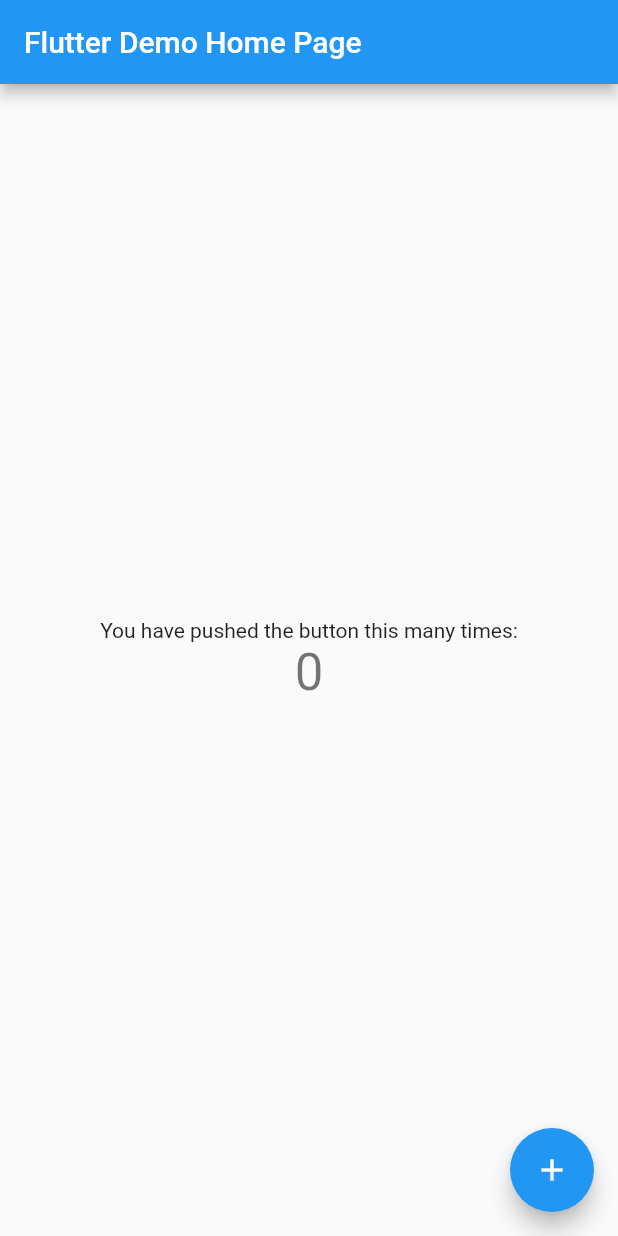
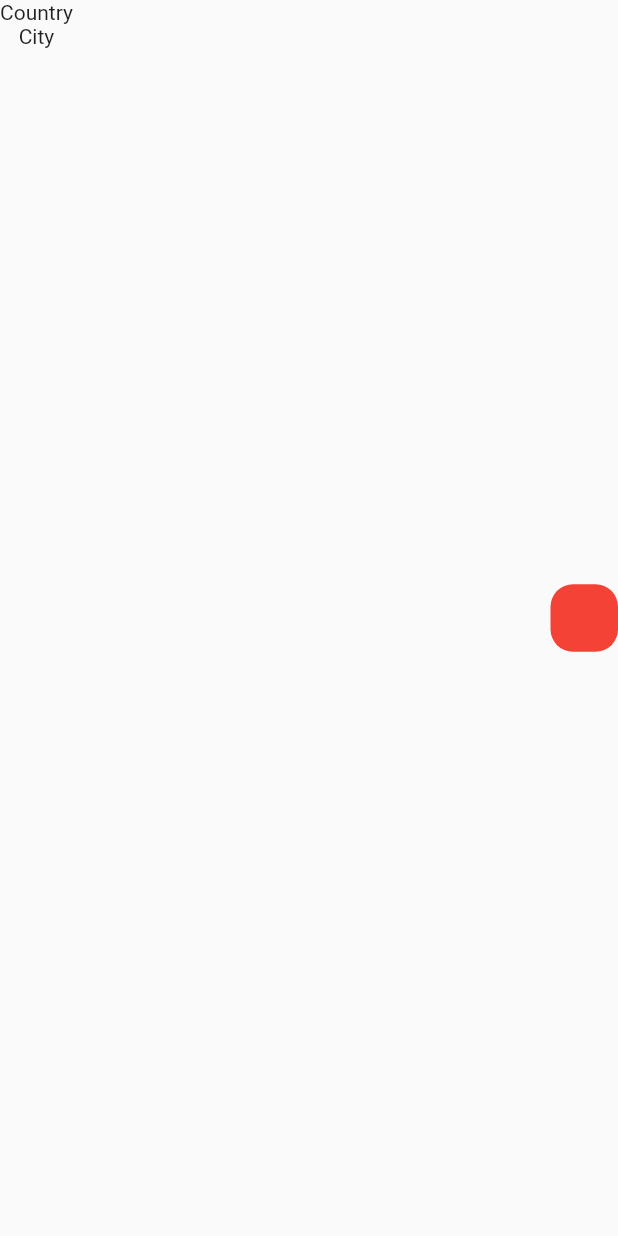
Before and after one commit to Seician/lucrare_licenta, a Flutter app: the screen it shows after launch, on a phone screen of 412 x 824 dp. Run offline on Flutter 3.47's test engine with Material 2 defaults, Android fonts, the phone set to English and light mode, and no system bars.

Commit message:
Adding main food page

```diff
--- /dev/null
+++ b/lib/home/main_food_page.dart
@@ -0,0 +1,36 @@
+import 'package:flutter/material.dart';
+
+class MainFoodPage extends StatefulWidget {
+  const MainFoodPage({super.key});
+
+  @override
+  State<MainFoodPage> createState() => _MainFoodPageState();
+}
+
+class _MainFoodPageState extends State<MainFoodPage> {
+  @override
+  Widget build(BuildContext context) {
+    return Scaffold(
+      body: Container(
+        child: Container(
+          child: Row(
+            mainAxisAlignment: MainAxisAlignment.spaceBetween,
+            children: [
+            Column(
+              children: const [
+                Text("Country"),
+                Text("City"),
+              ],
+            ),
+            Container(
+              width: 45,
+              height: 45,
+              decoration: BoxDecoration(
+                  borderRadius: BorderRadius.circular(15), color: Colors.red),
+            )
+          ]),
+        ),
+      ),
+    );
+  }
+}
--- a/lib/main.dart
+++ b/lib/main.dart
@@ -1,4 +1,5 @@
 import 'package:flutter/material.dart';
+import 'package:lucrare_licenta/home/main_food_page.dart';
 
 void main() {
   runApp(const MyApp());
@@ -11,105 +12,12 @@ class MyApp extends StatelessWidget {
   @override
   Widget build(BuildContext context) {
     return MaterialApp(
+      debugShowCheckedModeBanner: false,
       title: 'Flutter Demo',
       theme: ThemeData(
-        // This is the theme of your application.
-        //
-        // Try running your application with "flutter run". You'll see the
-        // application has a blue toolbar. Then, without quitting the app, try
-        // changing the primarySwatch below to Colors.green and then invoke
-        // "hot reload" (press "r" in the console where you ran "flutter run",
-        // or simply save your changes to "hot reload" in a Flutter IDE).
-        // Notice that the counter didn't reset back to zero; the application
-        // is not restarted.
         primarySwatch: Colors.blue,
       ),
-      home: const MyHomePage(title: 'Flutter Demo Home Page'),
+      home: MainFoodPage(),
     );
   }
 }
-
-class MyHomePage extends StatefulWidget {
-  const MyHomePage({super.key, required this.title});
-
-  // This widget is the home page of your application. It is stateful, meaning
-  // that it has a State object (defined below) that contains fields that affect
-  // how it looks.
-
-  // This class is the configuration for the state. It holds the values (in this
-  // case the title) provided by the parent (in this case the App widget) and
-  // used by the build method of the State. Fields in a Widget subclass are
-  // always marked "final".
-
-  final String title;
-
-  @override
-  State<MyHomePage> createState() => _MyHomePageState();
-}
-
-class _MyHomePageState extends State<MyHomePage> {
-  int _counter = 0;
-
-  void _incrementCounter() {
-    setState(() {
-      // This call to setState tells the Flutter framework that something has
-      // changed in this State, which causes it to rerun the build method below
-      // so that the display can reflect the updated values. If we changed
-      // _counter without calling setState(), then the build method would not be
-      // called again, and so nothing would appear to happen.
-      _counter++;
-    });
-  }
-
-  @override
-  Widget build(BuildContext context) {
-    // This method is rerun every time setState is called, for instance as done
-    // by the _incrementCounter method above.
-    //
-    // The Flutter framework has been optimized to make rerunning build methods
-    // fast, so that you can just rebuild anything that needs updating rather
-    // than having to individually change instances of widgets.
-    return Scaffold(
-      appBar: AppBar(
-        // Here we take the value from the MyHomePage object that was created by
-        // the App.build method, and use it to set our appbar title.
-        title: Text(widget.title),
-      ),
-      body: Center(
-        // Center is a layout widget. It takes a single child and positions it
-        // in the middle of the parent.
-        child: Column(
-          // Column is also a layout widget. It takes a list of children and
-          // arranges them vertically. By default, it sizes itself to fit its
-          // children horizontally, and tries to be as tall as its parent.
-          //
-          // Invoke "debug painting" (press "p" in the console, choose the
-          // "Toggle Debug Paint" action from the Flutter Inspector in Android
-          // Studio, or the "Toggle Debug Paint" command in Visual Studio Code)
-          // to see the wireframe for each widget.
-          //
-          // Column has various properties to control how it sizes itself and
-          // how it positions its children. Here we use mainAxisAlignment to
-          // center the children vertically; the main axis here is the vertical
-          // axis because Columns are vertical (the cross axis would be
-          // horizontal).
-          mainAxisAlignment: MainAxisAlignment.center,
-          children: <Widget>[
-            const Text(
-              'You have pushed the button this many times:',
-            ),
-            Text(
-              '$_counter',
-              style: Theme.of(context).textTheme.headline4,
-            ),
-          ],
-        ),
-      ),
-      floatingActionButton: FloatingActionButton(
-        onPressed: _incrementCounter,
-        tooltip: 'Increment',
-        child: const Icon(Icons.add),
-      ), // This trailing comma makes auto-formatting nicer for build methods.
-    );
-  }
-}
```
